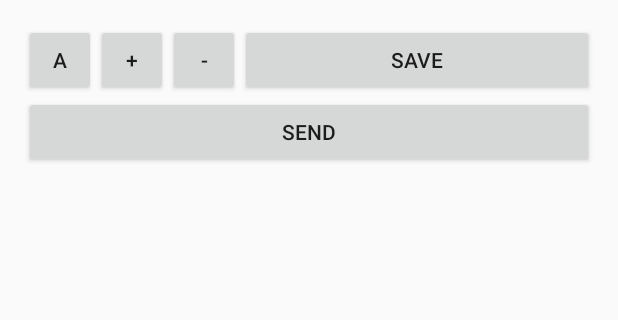
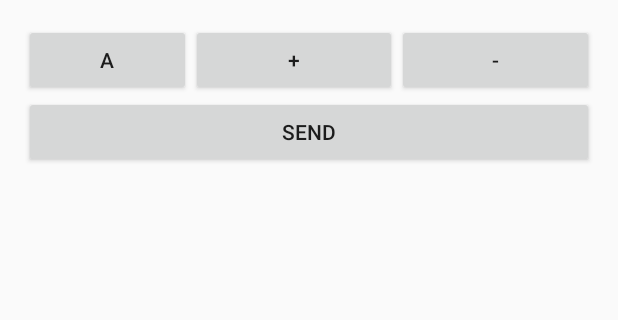
Before and after one commit to maddingo/insulincalc, an Android app: the screen it shows after launch (MainActivity), on a phone screen of 412 x 824 dp, the part 332-652 px from its top. Run offline under Robolectric (Android 15) with nearby library versions, the phone set to English and light mode, and no system bars.

Commit message:
fix issue with unresponsive calc button

```diff
--- a/app/src/main/java/info/goldhahn/insulise/MainActivity.java
+++ b/app/src/main/java/info/goldhahn/insulise/MainActivity.java
@@ -60,11 +60,11 @@ public class MainActivity extends AppCompatActivity {
     @Override
     protected void onPostCreate(Bundle savedInstanceState) {
         super.onPostCreate(savedInstanceState);
-        View karbo = findViewById(R.id.karbo);
-        karbo.setNextFocusDownId(R.id.blodsugar);
+//        View karbo = findViewById(R.id.karbo);
+//        karbo.setNextFocusDownId(R.id.blodsugar);
         View bs = findViewById(R.id.blodsugar);
         bs.setNextFocusDownId(R.id.calcButton);
-        karbo.requestFocus();
+//        karbo.requestFocus();
         InputMethodManager imm = (InputMethodManager) getSystemService(Context.INPUT_METHOD_SERVICE);
         imm.toggleSoftInput(InputMethodManager.SHOW_FORCED, InputMethodManager.HIDE_IMPLICIT_ONLY);
     }
@@ -131,6 +131,8 @@ public class MainActivity extends AppCompatActivity {
     }
 
     public void onSendSMS(View view) {
+
+        onSave(view);
 
         final Button sendButton = (Button) view;
         sendButton.setEnabled(false);
--- a/app/src/main/res/layout/activity_main.xml
+++ b/app/src/main/res/layout/activity_main.xml
@@ -56,8 +56,8 @@
         android:layout_marginTop="5dp"
         android:layout_marginBottom="5dp"
         android:textAlignment="center"
-        android:focusable="true"
-        android:focusableInTouchMode="true" />
+        android:focusable="false"
+        android:focusableInTouchMode="false" />
 
     <LinearLayout
         android:orientation="horizontal"
@@ -84,34 +84,29 @@
 
     <LinearLayout
         android:layout_width="match_parent"
-        android:layout_height="wrap_content">
+        android:layout_height="wrap_content" android:orientation="horizontal"
+        android:weightSum="3">
 
         <Button
             style="?android:attr/buttonStyleSmall"
-            android:layout_width="wrap_content"
-            android:layout_height="wrap_content"
+            android:layout_width="81dp"
+            android:layout_height="match_parent"
             android:text="@string/calc_adjust_auto"
-            android:onClick="onAdjustAuto" />
+            android:onClick="onAdjustAuto" android:layout_weight="1"/>
 
         <Button
             style="?android:attr/buttonStyleSmall"
-            android:layout_width="wrap_content"
+            android:layout_width="107dp"
             android:layout_height="match_parent"
             android:text="@string/calc_adjust_plus"
-            android:onClick="onAdjustPlus" />
+            android:onClick="onAdjustPlus" android:layout_weight="1"/>
         <Button
             style="?android:attr/buttonStyleSmall"
-            android:layout_width="wrap_content"
-            android:layout_height="match_parent"
+            android:layout_width="101dp"
+            android:layout_height="wrap_content"
             android:text="@string/calc_adjust_minus"
-            android:onClick="onAdjustMinus" />
-        <Button
-            style="?android:attr/buttonStyleSmall"
-            android:layout_width="match_parent"
-            android:layout_height="wrap_content"
-            android:text="@string/calc_button_save"
-            android:id="@+id/saveButton"
-            android:onClick="onSave" />
+            android:onClick="onAdjustMinus"
+            android:layout_weight="1"/>
 
     </LinearLayout>
 
```
